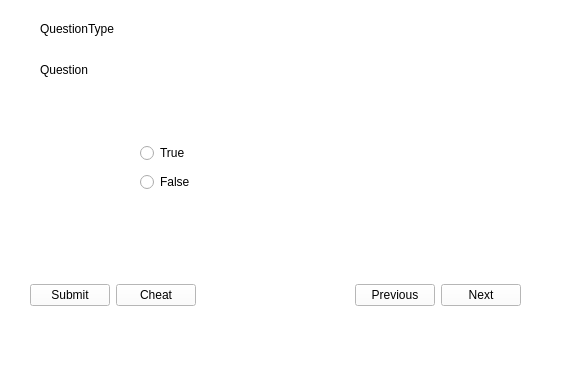
The window that mockProject/mainwindow.ui (kiaanpatel03/QuestionGUI-TextParsing) describes before a commit, drawn with Qt 5.
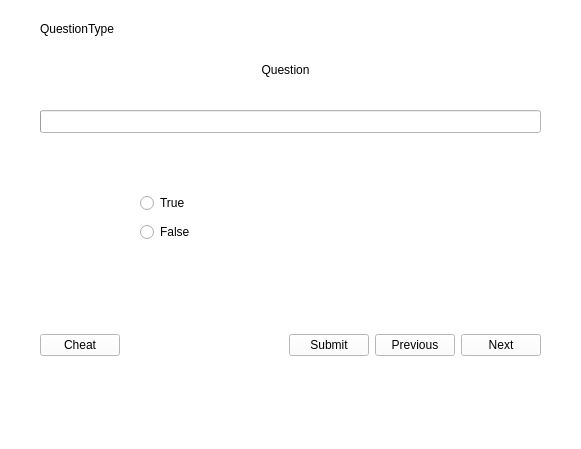
The same window after the commit. The open tabs and pages were chosen to show the change.

Diff of the .ui file:
```diff
--- a/mockProject/mainwindow.ui
+++ b/mockProject/mainwindow.ui
@@ -6,8 +6,8 @@
    <rect>
     <x>0</x>
     <y>0</y>
-    <width>562</width>
-    <height>378</height>
+    <width>581</width>
+    <height>449</height>
    </rect>
   </property>
   <property name="windowTitle">
@@ -28,13 +28,19 @@
      <rect>
       <x>40</x>
       <y>44</y>
-      <width>381</width>
+      <width>491</width>
       <height>51</height>
      </rect>
     </property>
     <property name="text">
      <string>Question</string>
     </property>
+    <property name="alignment">
+     <set>Qt::AlignCenter</set>
+    </property>
+    <property name="wordWrap">
+     <bool>true</bool>
+    </property>
    </widget>
    <widget class="QLabel" name="questionTypeLabel">
     <property name="geometry">
@@ -53,7 +59,7 @@
     <property name="geometry">
      <rect>
       <x>60</x>
-      <y>90</y>
+      <y>140</y>
       <width>431</width>
       <height>171</height>
      </rect>
@@ -147,26 +153,16 @@
      </widget>
     </widget>
    </widget>
-   <widget class="QWidget" name="">
+   <widget class="QWidget" name="layoutWidget">
     <property name="geometry">
      <rect>
-      <x>30</x>
-      <y>280</y>
-      <width>491</width>
+      <x>40</x>
+      <y>330</y>
+      <width>501</width>
       <height>30</height>
      </rect>
     </property>
     <layout class="QHBoxLayout" name="horizontalLayout_2">
-     <item>
-      <widget class="QPushButton" name="submitButton">
-       <property name="text">
-        <string>Submit</string>
-       </property>
-       <property name="checkable">
-        <bool>false</bool>
-       </property>
-      </widget>
-     </item>
      <item>
       <widget class="QPushButton" name="pushButton">
        <property name="enabled">
@@ -192,6 +188,16 @@
      </item>
      <item>
       <layout class="QHBoxLayout" name="horizontalLayout">
+       <item>
+        <widget class="QPushButton" name="submitButton">
+         <property name="text">
+          <string>Submit</string>
+         </property>
+         <property name="checkable">
+          <bool>false</bool>
+         </property>
+        </widget>
+       </item>
        <item>
         <widget class="QPushButton" name="previousButton">
          <property name="text">
@@ -210,6 +216,22 @@
      </item>
     </layout>
    </widget>
+   <widget class="QProgressBar" name="questionProgress">
+    <property name="geometry">
+     <rect>
+      <x>40</x>
+      <y>110</y>
+      <width>501</width>
+      <height>23</height>
+     </rect>
+    </property>
+    <property name="value">
+     <number>0</number>
+    </property>
+    <property name="textVisible">
+     <bool>false</bool>
+    </property>
+   </widget>
   </widget>
   <widget class="QMenuBar" name="menubar">
    <property name="geometry">
```
Left out of the diff: 4 changed lines with no effect on the pictures.
